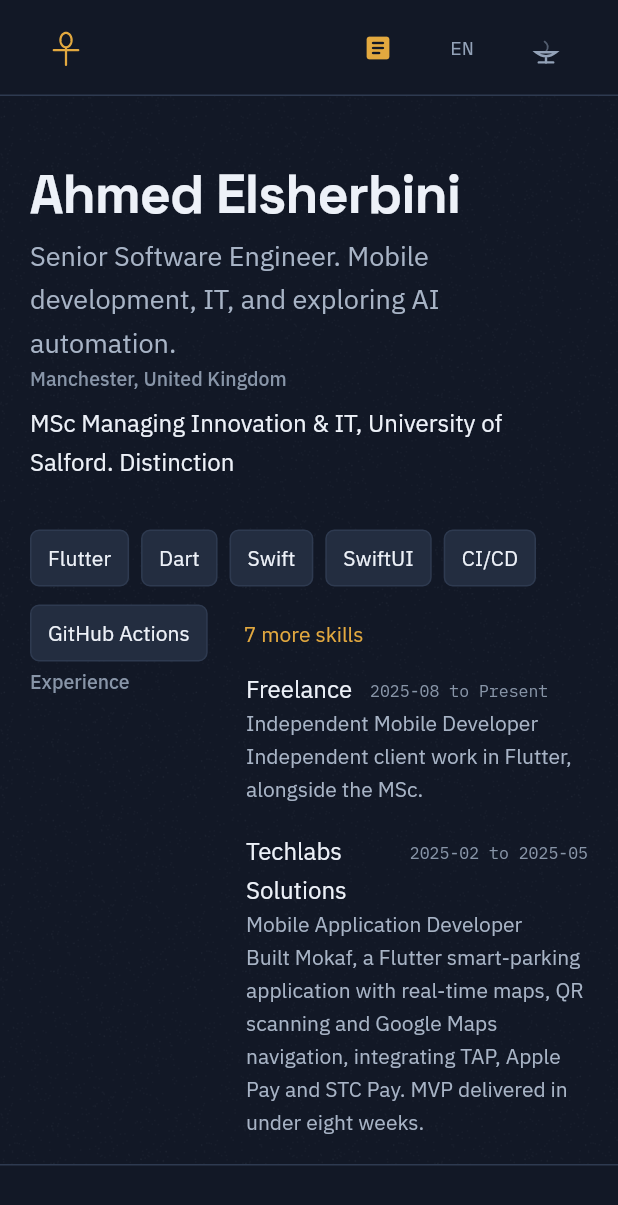
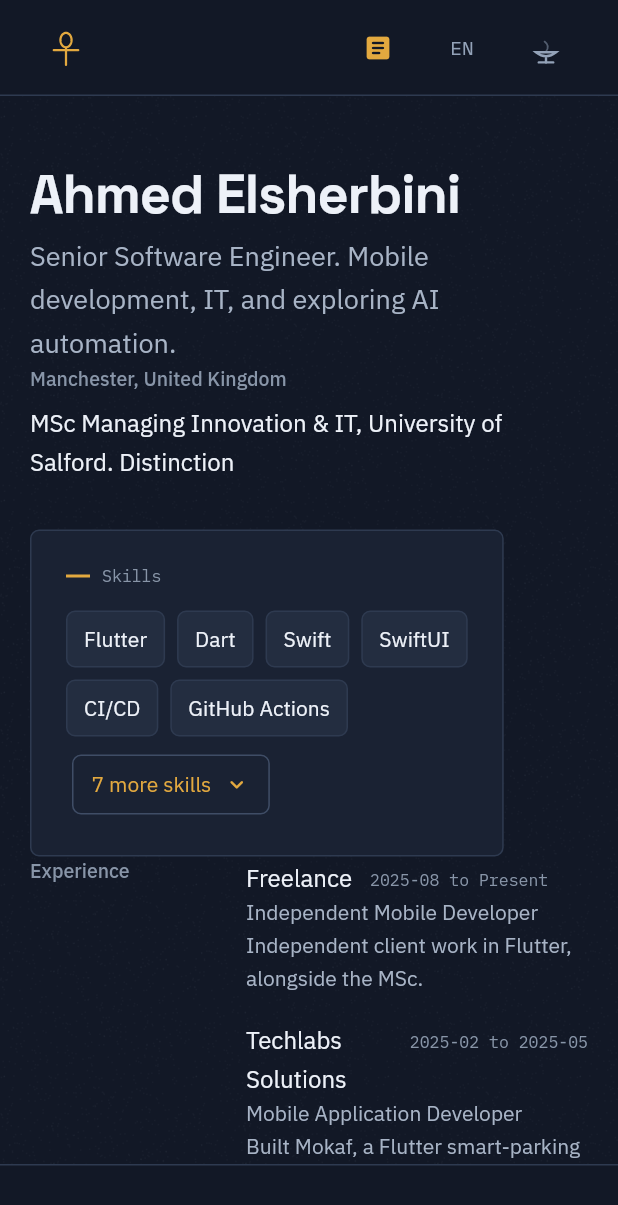
Before and after one commit to Asherbinyy/asherbinyy.github.io, a Flutter app: the screen it shows after launch, after a tap on the "article" icon, on a phone screen of 412 x 824 dp. Shown: the top 1205 px of the screen. Run offline on Flutter 3.47's test engine with Material 3 defaults, Android fonts, the phone set to English and light mode, and no system bars; our stand-ins replace audioplayers, flutter_riverpod, freezed_annotation, go_router, material_ui, riverpod_annotation and 2 more; missing offline and left inert: dart:js_interop, dart:ui_web; generated files the repository leaves out were written again; network calls fail; statements that could not run were skipped; project files that could hold a hidden picture were left out.

Commit message:
feat(site): one number, a titled skills panel, a door worth opening
The WhatsApp link is the UK number again: the explicit Egyptian one is out
of content, so it derives from the phone the profile already carries.

The skills on Home sit in a panel that says what they are -- a bare row of
chips under the buttons was a row of boxes with nothing naming them -- and
"7 more skills" opens the rest underneath instead of sending anybody to
another page. A reader asking a small question should not have to change
page to have it answered.

The services invitation says what he will do rather than wondering whether
he is the right person for it.

And the door is dressed as one: rules above and below, jambs either side, a
tracked word between them and a breath of lamplight behind it that fills
gold on hover. It was a browser button with a border sitting on a temple.

fvm dart format --set-exit-if-changed .   pass, 297 files, 0 changed
fvm flutter analyze                        pass, no issues
fvm flutter test                           pass, 704 tests
fvm flutter build web --wasm               pass

Co-Authored-By: Claude Opus 5 <noreply@anthropic.com>

```diff
--- a/assets/content/profile.json
+++ b/assets/content/profile.json
@@ -38,8 +38,7 @@
     "tiktok": "https://www.tiktok.com/@sherbinovic",
     "instagram": "https://www.instagram.com/ahmedmelsherbiny/",
     "facebook": "https://www.facebook.com/profile.php?id=100004409198217",
-    "fiverr": "https://www.fiverr.com/asherbiny",
-    "whatsapp": "https://api.whatsapp.com/send?phone=201096710597"
+    "fiverr": "https://www.fiverr.com/asherbiny"
   },
   "cvFile": "assets/docs/ahmed-elsherbini-cv.pdf",
   "portrait": {
--- a/lib/app/l10n/app_ar.arb
+++ b/lib/app/l10n/app_ar.arb
@@ -280,7 +280,7 @@
   "@servicesChatHeading": {
     "description": "Services page: heading over the invitation to get in touch"
   },
-  "servicesChatBody": "أخبرني بما تبنيه ومتى تحتاجه. وسأخبرك بصراحة إن كنت الشخص المناسب له.",
+  "servicesChatBody": "أخبرني بما تبنيه ومتى تحتاجه. ستحصل على إجابة واضحة، وموعد واقعي، ومنتج يُطلق فعلًا.",
   "@servicesChatBody": {
     "description": "Services page: the invitation itself"
   },
@@ -311,6 +311,10 @@
   "stationBackToTop": "العودة إلى الأعلى",
   "@stationBackToTop": {
     "description": "Home: the control that scrolls back to the top"
+  },
+  "profileSkillsLess": "عرض أقل",
+  "@profileSkillsLess": {
+    "description": "Home: closes the skills opened by the more control"
   },
   "profileSkillsMore": "{count} مهارات أخرى",
   "@profileSkillsMore": {
--- a/lib/app/l10n/app_en.arb
+++ b/lib/app/l10n/app_en.arb
@@ -610,7 +610,7 @@
   "@servicesChatHeading": {
     "description": "Services page: heading over the invitation to get in touch"
   },
-  "servicesChatBody": "Tell me what you are building and when you need it. I will tell you honestly whether I am the right person for it.",
+  "servicesChatBody": "Tell me what you are building and when you need it. You will get a straight answer, a realistic date, and something that ships.",
   "@servicesChatBody": {
     "description": "Services page: the invitation itself"
   },
@@ -641,6 +641,10 @@
   "stationBackToTop": "Back to the top",
   "@stationBackToTop": {
     "description": "Home: the control that scrolls back to the top"
+  },
+  "profileSkillsLess": "Show fewer",
+  "@profileSkillsLess": {
+    "description": "Home: closes the skills opened by the more control"
   },
   "profileSkillsMore": "{count} more skills",
   "@profileSkillsMore": {
--- a/lib/core/widgets/profile_skills.dart
+++ b/lib/core/widgets/profile_skills.dart
@@ -1,8 +1,5 @@
 import 'package:material_ui/material_ui.dart';
 
-import 'package:go_router/go_router.dart';
-
-import 'package:nocturne/app/app_route.dart';
 import 'package:nocturne/app/l10n/localizations_context.dart';
 import 'package:nocturne/app/theme/tokens.dart';
 import 'package:nocturne/app/theme/typography.dart';
@@ -13,18 +10,20 @@ import 'package:nocturne/core/motion/reduced_motion.dart';
 import 'package:nocturne/core/platform/platform_scope.dart';
 import 'package:nocturne/core/widgets/focus_ring.dart';
 
-/// What he works in, at a glance, with the rest a click away.
+/// What he works in, in a panel that says so.
 ///
-/// This was three lines of "Skills: a, b, c" run together as prose. The owner
-/// called it plain text nobody would look at, and he was right: a
-/// comma-separated list of thirteen things is a paragraph pretending to be
-/// data, and it repeated About word for word a page later.
+/// This was three lines of "Skills: a, b, c" run together as prose — plain
+/// text nobody would look at, and the same inventory About prints a page
+/// later. Then it was a bare row of chips with a link off the page, which
+/// left a row of boxes floating under the buttons with nothing saying what
+/// they were.
 ///
-/// What is here now is the first few as chips and a way through to the rest.
-/// Home says enough to place him and hands the detail to the page whose job
-/// that is, rather than printing the same inventory twice.
-class ProfileSkills extends StatelessWidget {
-  /// Shows a sample of [profile]'s skills and links to the full set.
+/// It is a titled panel now, and the rest of the skills open underneath rather
+/// than sending anybody anywhere: a reader who wants to know what he works in
+/// is asking a small question and should not have to change page to have it
+/// answered.
+class ProfileSkills extends StatefulWidget {
+  /// Shows [profile]'s skills, a few at a time.
   const ProfileSkills({required this.profile, super.key});
 
   /// Shared owner-supplied content.
@@ -34,24 +33,76 @@ class ProfileSkills extends StatelessWidget {
   static const int shown = 6;
 
   @override
+  State<ProfileSkills> createState() => _ProfileSkillsState();
+}
+
+class _ProfileSkillsState extends State<ProfileSkills> {
+  bool _isOpen = false;
+
+  @override
   Widget build(BuildContext context) {
-    if (profile.skills.isEmpty) return const SizedBox.shrink();
+    final skills = widget.profile.skills;
+    if (skills.isEmpty) return const SizedBox.shrink();
+
     final tokens = context.tokens;
-    final sample = profile.skills.take(shown).toList();
-    final rest = profile.skills.length - sample.length;
+    final visible = _isOpen ? skills : skills.take(ProfileSkills.shown);
+    final rest = skills.length - ProfileSkills.shown;
 
-    return Wrap(
+    return DecoratedBox(
+      decoration: BoxDecoration(
+        color: tokens.surface,
+        borderRadius: BorderRadius.circular(tokens.controlRadius),
+        border: Border.all(color: tokens.hairline, width: tokens.hairlineWidth),
+      ),
+      child: Padding(
+        padding: EdgeInsets.all(tokens.space24),
+        child: Column(
+          crossAxisAlignment: CrossAxisAlignment.start,
+          mainAxisSize: MainAxisSize.min,
+          children: [
+            Row(
+              mainAxisSize: MainAxisSize.min,
+              children: [
+                SizedBox(
+                  width: tokens.space16,
+                  height: tokens.hairlineWidth * 2,
+                  child: ColoredBox(color: tokens.beacon),
+                ),
+                SizedBox(width: tokens.space8),
+                Text(
+                  context.l10n.profileSkills,
+                  style: context.type.telemetryS.copyWith(
+                    color: tokens.textMuted,
+                  ),
+                ),
+              ],
+            ),
+            SizedBox(height: tokens.space16),
+            // Height animated, so the extra rows arrive rather than appearing.
+            AnimatedSize(
+              duration: ReducedMotion.duration(context, Motion.standard),
+              curve: MotionCurves.emphasized,
+              alignment: AlignmentDirectional.topStart,
+              child: Wrap(
                 spacing: tokens.space8,
                 runSpacing: tokens.space8,
                 crossAxisAlignment: WrapCrossAlignment.center,
                 children: [
-        for (final skill in sample) _Chip(label: skill),
+                  for (final skill in visible) _Chip(label: skill),
+                  if (rest > 0)
                     _More(
-          label: rest > 0
-              ? context.l10n.profileSkillsMore(rest)
-              : context.l10n.profileSkillsAll,
+                      label: _isOpen
+                          ? context.l10n.profileSkillsLess
+                          : context.l10n.profileSkillsMore(rest),
+                      isOpen: _isOpen,
+                      onTap: () => setState(() => _isOpen = !_isOpen),
                     ),
                 ],
+              ),
+            ),
+          ],
+        ),
+      ),
     );
   }
 }
@@ -84,11 +135,13 @@ class _Chip extends StatelessWidget {
   }
 }
 
-/// The way through to the full set, on About.
+/// The chip that opens the rest, and closes them again.
 class _More extends StatefulWidget {
-  const _More({required this.label});
+  const _More({required this.label, required this.isOpen, required this.onTap});
 
   final String label;
+  final bool isOpen;
+  final VoidCallback onTap;
 
   @override
   State<_More> createState() => _MoreState();
@@ -107,7 +160,8 @@ class _MoreState extends State<_More> {
   Widget build(BuildContext context) {
     final tokens = context.tokens;
     return Semantics(
-      link: true,
+      button: true,
+      expanded: widget.isOpen,
       label: widget.label,
       child: ListenableBuilder(
         listenable: _states,
@@ -116,25 +170,51 @@ class _MoreState extends State<_More> {
           return FocusRing(
             isFocused: _states.value.contains(WidgetState.focused),
             child: InkWell(
-              onTap: () => context.goNamed(AppRoute.about.name),
+              onTap: widget.onTap,
               statesController: _states,
               borderRadius: BorderRadius.circular(tokens.controlRadius),
               mouseCursor: context.platform.isPointer
                   ? SystemMouseCursors.click
                   : MouseCursor.defer,
-              child: Padding(
+              child: AnimatedContainer(
+                duration: ReducedMotion.duration(context, Motion.quick),
+                curve: MotionCurves.emphasized,
                 padding: EdgeInsets.symmetric(
                   horizontal: tokens.space12,
                   vertical: tokens.space8,
                 ),
+                decoration: BoxDecoration(
+                  borderRadius: BorderRadius.circular(tokens.controlRadius),
+                  border: Border.all(
+                    color: isLit ? tokens.beacon : tokens.hairlineStrong,
+                    width: tokens.hairlineWidth,
+                  ),
+                ),
                 child: ExcludeSemantics(
-                  child: AnimatedDefaultTextStyle(
-                    duration: ReducedMotion.duration(context, Motion.quick),
-                    curve: MotionCurves.emphasized,
+                  child: Row(
+                    mainAxisSize: MainAxisSize.min,
+                    children: [
+                      Text(
+                        widget.label,
                         style: context.type.bodyS.copyWith(
                           color: isLit ? tokens.beaconGlow : tokens.beacon,
                         ),
-                    child: Text(widget.label),
+                      ),
+                      SizedBox(width: tokens.space8),
+                      AnimatedRotation(
+                        turns: widget.isOpen ? 0.5 : 0,
+                        duration: ReducedMotion.duration(
+                          context,
+                          Motion.standard,
+                        ),
+                        curve: MotionCurves.emphasized,
+                        child: Icon(
+                          Icons.keyboard_arrow_down_rounded,
+                          size: Tokens.contactIconSize,
+                          color: isLit ? tokens.beaconGlow : tokens.beacon,
+                        ),
+                      ),
+                    ],
                   ),
                 ),
               ),
```
Also changed, not shown: lib/content/models/profile.dart (+5 -5 lines), 2 other files. Lines whose indentation alone changed are shown as unchanged.
